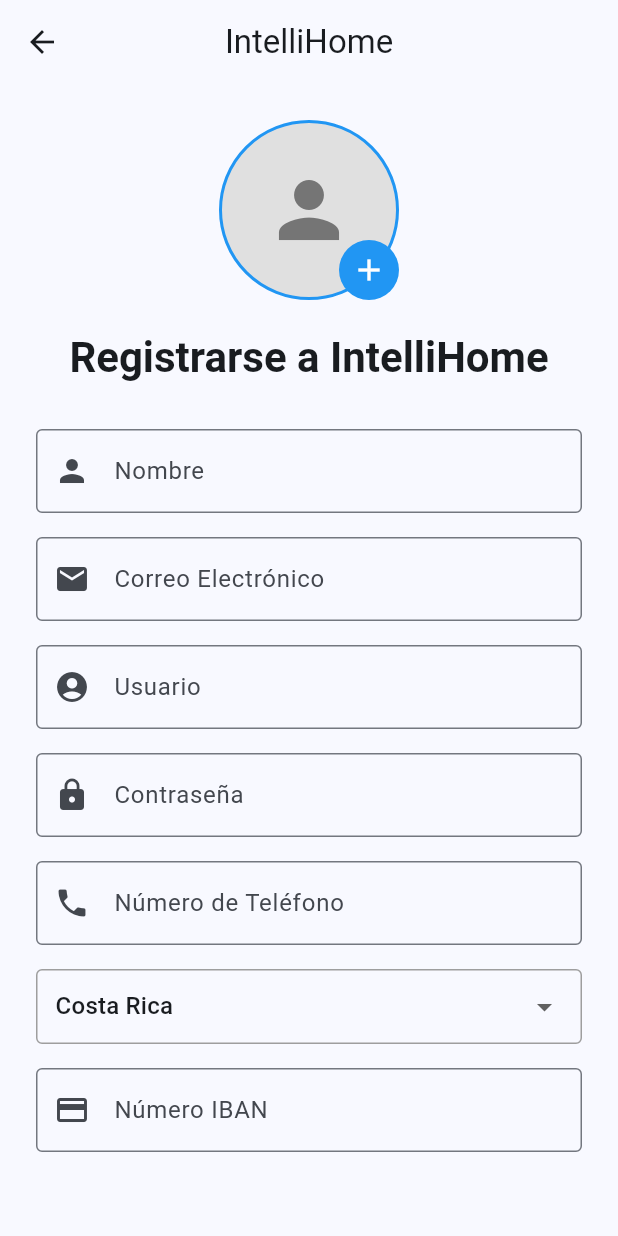
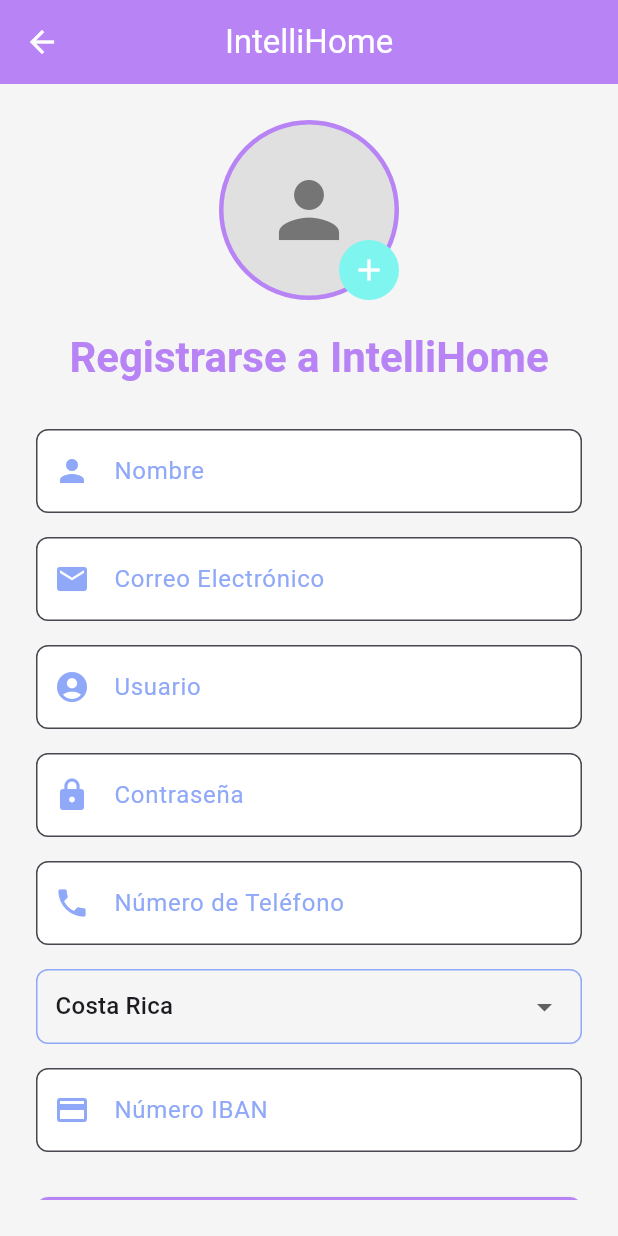
Before and after one commit to Rodiver-Baltodano/Proyect_IntelliHome, a Flutter app: the screen it shows after launch, after a tap on "Registrarse", on a phone screen of 412 x 824 dp. Run offline on Flutter 3.47's test engine with Material 3 defaults, Android fonts, the phone set to English and light mode, and no system bars; our stand-ins replace flutter_colorpicker, image_picker; accounts and stored records are empty.

Commit message:
Logo y colores default
- Se agrega el logo a la pantalla de login
- Se establecen los colores default para la app

```diff
--- /dev/null
+++ b/intellihome/lib/config/app_colors.dart
@@ -0,0 +1,121 @@
+import 'package:flutter/material.dart';
+
+/// Paleta de colores centralizada para la aplicación IntelliHome
+/// Estos colores son actualizables y persistentes
+class AppColors {
+  // Colores principales de la paleta
+  static Color primaryColor = const Color(0xFFB884F5);      // Morado
+  static Color secondaryColor = const Color(0xFF8FA8F7);    // Azul
+  static Color tertiaryColor = const Color(0xFF7EDFF2);     // Cian
+  static Color accentColor = const Color(0xFF7FF5F0);       // Verde agua
+
+  // Colores adicionales útiles
+  static const Color backgroundColor = Color(0xFFF5F5F5);
+  static const Color surfaceColor = Colors.white;
+  static const Color errorColor = Color(0xFFE74C3C);
+  static const Color successColor = Color(0xFF27AE60);
+  static const Color textPrimaryColor = Color(0xFF2C3E50);
+  static const Color textSecondaryColor = Color(0xFF7F8C8D);
+  static const Color borderColor = Color(0xFFBDC3C7);
+
+  /// Actualizar los colores principales
+  /// Esto permite que los colores se actualicen en toda la app
+  static void updatePrimaryColor(Color color) {
+    primaryColor = color;
+  }
+
+  static void updateSecondaryColor(Color color) {
+    secondaryColor = color;
+  }
+
+  static void updateTertiaryColor(Color color) {
+    tertiaryColor = color;
+  }
+
+  static void updateAccentColor(Color color) {
+    accentColor = color;
+  }
+
+  /// Resetear a los colores por defecto
+  static void resetColors() {
+    primaryColor = const Color(0xFFB884F5);
+    secondaryColor = const Color(0xFF8FA8F7);
+    tertiaryColor = const Color(0xFF7EDFF2);
+    accentColor = const Color(0xFF7FF5F0);
+  }
+
+  /// Obtener un Color a partir de un valor HEX
+  static Color fromHex(String hexString) {
+    final buffer = StringBuffer();
+    if (!hexString.startsWith('#')) buffer.write('#');
+    buffer.write(hexString);
+    return Color(int.parse(buffer.toString().replaceFirst('#', '0xFF'), radix: 16));
+  }
+
+  /// Convertir un Color a su valor HEX
+  static String toHex(Color color) {
+    return '#${color.value.toRadixString(16).substring(2).toUpperCase()}';
+  }
+
+  /// Crear un tema de Flutter basado en estos colores
+  static ThemeData getThemeData() {
+    return ThemeData(
+      useMaterial3: true,
+      colorScheme: ColorScheme.fromSeed(
+        seedColor: primaryColor,
+        secondary: secondaryColor,
+        tertiary: tertiaryColor,
+      ),
+      scaffoldBackgroundColor: backgroundColor,
+      appBarTheme: AppBarTheme(
+        backgroundColor: primaryColor,
+        foregroundColor: Colors.white,
+        elevation: 0,
+      ),
+      elevatedButtonTheme: ElevatedButtonThemeData(
+        style: ElevatedButton.styleFrom(
+          backgroundColor: primaryColor,
+          foregroundColor: Colors.white,
+          padding: const EdgeInsets.symmetric(vertical: 16),
+          shape: RoundedRectangleBorder(
+            borderRadius: BorderRadius.circular(8),
+          ),
+        ),
+      ),
+      outlinedButtonTheme: OutlinedButtonThemeData(
+        style: OutlinedButton.styleFrom(
+          foregroundColor: primaryColor,
+          side: BorderSide(color: primaryColor),
+          padding: const EdgeInsets.symmetric(vertical: 16),
+          shape: RoundedRectangleBorder(
+            borderRadius: BorderRadius.circular(8),
+          ),
+        ),
+      ),
+      inputDecorationTheme: InputDecorationTheme(
+        border: OutlineInputBorder(
+          borderRadius: BorderRadius.circular(8),
+        ),
+        focusedBorder: OutlineInputBorder(
+          borderRadius: BorderRadius.circular(8),
+          borderSide: BorderSide(color: primaryColor, width: 2),
+        ),
+        filled: true,
+        fillColor: Colors.white,
+        prefixIconColor: secondaryColor,
+      ),
+      textTheme: const TextTheme(
+        headlineMedium: TextStyle(
+          color: textPrimaryColor,
+          fontWeight: FontWeight.bold,
+        ),
+        bodyMedium: TextStyle(
+          color: textPrimaryColor,
+        ),
+        bodySmall: TextStyle(
+          color: textSecondaryColor,
+        ),
+      ),
+    );
+  }
+}
--- a/intellihome/lib/main.dart
+++ b/intellihome/lib/main.dart
@@ -1,6 +1,7 @@
 import 'package:flutter/material.dart';
 import 'package:intellihome/screens/auth/login_screen.dart';
 import 'package:intellihome/screens/auth/register_screen.dart';
+import 'package:intellihome/config/app_colors.dart';
 
 void main() {
   runApp(const MainApp());
@@ -13,10 +14,7 @@
   Widget build(BuildContext context) {
     return MaterialApp(
       title: 'IntelliHome',
-      theme: ThemeData(
-        colorScheme: ColorScheme.fromSeed(seedColor: Colors.blue),
-        useMaterial3: true,
-      ),
+      theme: AppColors.getThemeData(),
       home: const LoginScreen(),
       routes: {
         '/login': (context) => const LoginScreen(),
--- a/intellihome/lib/screens/auth/login_screen.dart
+++ b/intellihome/lib/screens/auth/login_screen.dart
@@ -1,4 +1,5 @@
 import 'package:flutter/material.dart';
+import 'package:intellihome/config/app_colors.dart';
 
 class LoginScreen extends StatefulWidget {
   const LoginScreen({Key? key}) : super(key: key);
@@ -43,11 +44,38 @@
           mainAxisAlignment: MainAxisAlignment.center,
           crossAxisAlignment: CrossAxisAlignment.stretch,
           children: [
+            // Logo
+            Center(
+              child: Container(
+                decoration: BoxDecoration(
+                  borderRadius: BorderRadius.circular(20),
+                  boxShadow: [
+                    BoxShadow(
+                      color: Colors.black.withOpacity(0.15),
+                      blurRadius: 12,
+                      offset: const Offset(0, 4),
+                    ),
+                  ],
+                ),
+                child: ClipRRect(
+                  borderRadius: BorderRadius.circular(20),
+                  child: Image.asset(
+                    'lib/assets/icons/IntelliHomeLogo.png',
+                    height: 160,
+                    width: 160,
+                    fit: BoxFit.cover,
+                  ),
+                ),
+              ),
+            ),
+            const SizedBox(height: 40),
+
             // Título
             Text(
               'Iniciar Sesión',
               style: Theme.of(context).textTheme.headlineMedium?.copyWith(
                     fontWeight: FontWeight.bold,
+                    color: AppColors.primaryColor,
                   ),
               textAlign: TextAlign.center,
             ),
@@ -56,10 +84,17 @@
             // Campo de usuario
             TextField(
               controller: _usernameController,
-              decoration: const InputDecoration(
+              decoration: InputDecoration(
                 labelText: 'Usuario',
-                border: OutlineInputBorder(),
-                prefixIcon: Icon(Icons.person),
+                labelStyle: TextStyle(color: AppColors.secondaryColor),
+                border: OutlineInputBorder(
+                  borderRadius: BorderRadius.circular(8),
+                ),
+                focusedBorder: OutlineInputBorder(
+                  borderRadius: BorderRadius.circular(8),
+                  borderSide: BorderSide(color: AppColors.primaryColor, width: 2),
+                ),
+                prefixIcon: Icon(Icons.person, color: AppColors.secondaryColor),
               ),
             ),
             const SizedBox(height: 20),
@@ -68,10 +103,17 @@
             TextField(
               controller: _passwordController,
               obscureText: true,
-              decoration: const InputDecoration(
+              decoration: InputDecoration(
                 labelText: 'Contraseña',
-                border: OutlineInputBorder(),
-                prefixIcon: Icon(Icons.lock),
+                labelStyle: TextStyle(color: AppColors.secondaryColor),
+                border: OutlineInputBorder(
+                  borderRadius: BorderRadius.circular(8),
+                ),
+                focusedBorder: OutlineInputBorder(
+                  borderRadius: BorderRadius.circular(8),
+                  borderSide: BorderSide(color: AppColors.primaryColor, width: 2),
+                ),
+                prefixIcon: Icon(Icons.lock, color: AppColors.secondaryColor),
               ),
             ),
             const SizedBox(height: 30),
@@ -81,6 +123,11 @@
               children: [
                 Expanded(
                   child: ElevatedButton(
+                    style: ElevatedButton.styleFrom(
+                      backgroundColor: AppColors.primaryColor,
+                      foregroundColor: Colors.white,
+                      padding: const EdgeInsets.symmetric(vertical: 14),
+                    ),
                     onPressed: _handleLogin,
                     child: const Text('Iniciar Sesión'),
                   ),
@@ -88,6 +135,11 @@
                 const SizedBox(width: 12),
                 Expanded(
                   child: OutlinedButton(
+                    style: OutlinedButton.styleFrom(
+                      foregroundColor: AppColors.tertiaryColor,
+                      side: BorderSide(color: AppColors.tertiaryColor, width: 2),
+                      padding: const EdgeInsets.symmetric(vertical: 14),
+                    ),
                     onPressed: () {
                       Navigator.pushNamed(context, '/register');
                     },
--- a/intellihome/lib/screens/auth/register_screen.dart
+++ b/intellihome/lib/screens/auth/register_screen.dart
@@ -3,6 +3,7 @@
 import 'package:path_provider/path_provider.dart';
 import 'package:path/path.dart' as p;
 import 'dart:io';
+import 'package:intellihome/config/app_colors.dart';
 
 class RegisterScreen extends StatefulWidget {
   const RegisterScreen({Key? key}) : super(key: key);
@@ -158,8 +159,8 @@
                           shape: BoxShape.circle,
                           color: Colors.grey[300],
                           border: Border.all(
-                            color: Colors.blue,
-                            width: 2,
+                            color: AppColors.primaryColor,
+                            width: 3,
                           ),
                         ),
                         child: _imagenPerfil != null
@@ -179,9 +180,9 @@
                         bottom: 0,
                         right: 0,
                         child: Container(
-                          decoration: const BoxDecoration(
+                          decoration: BoxDecoration(
                             shape: BoxShape.circle,
-                            color: Colors.blue,
+                            color: AppColors.accentColor,
                           ),
                           padding: const EdgeInsets.all(8),
                           child: const Icon(
@@ -202,6 +203,7 @@
                 'Registrarse a IntelliHome',
                 style: Theme.of(context).textTheme.headlineMedium?.copyWith(
                       fontWeight: FontWeight.bold,
+                      color: AppColors.primaryColor,
                     ),
                 textAlign: TextAlign.center,
               ),
@@ -210,10 +212,15 @@
               // Campo de nombre
               TextField(
                 controller: _nombreController,
-                decoration: const InputDecoration(
+                decoration: InputDecoration(
                   labelText: 'Nombre',
-                  border: OutlineInputBorder(),
-                  prefixIcon: Icon(Icons.person),
+                  labelStyle: TextStyle(color: AppColors.secondaryColor),
+                  border: OutlineInputBorder(borderRadius: BorderRadius.circular(8)),
+                  focusedBorder: OutlineInputBorder(
+                    borderRadius: BorderRadius.circular(8),
+                    borderSide: BorderSide(color: AppColors.primaryColor, width: 2),
+                  ),
+                  prefixIcon: Icon(Icons.person, color: AppColors.secondaryColor),
                 ),
               ),
               const SizedBox(height: 16),
@@ -221,10 +228,15 @@
               // Campo de correo
               TextField(
                 controller: _correoController,
-                decoration: const InputDecoration(
+                decoration: InputDecoration(
                   labelText: 'Correo Electrónico',
-                  border: OutlineInputBorder(),
-                  prefixIcon: Icon(Icons.email),
+                  labelStyle: TextStyle(color: AppColors.secondaryColor),
+                  border: OutlineInputBorder(borderRadius: BorderRadius.circular(8)),
+                  focusedBorder: OutlineInputBorder(
+                    borderRadius: BorderRadius.circular(8),
+                    borderSide: BorderSide(color: AppColors.primaryColor, width: 2),
+                  ),
+                  prefixIcon: Icon(Icons.email, color: AppColors.secondaryColor),
                 ),
                 keyboardType: TextInputType.emailAddress,
               ),
@@ -233,10 +245,15 @@
               // Campo de usuario
               TextField(
                 controller: _usernameController,
-                decoration: const InputDecoration(
+                decoration: InputDecoration(
                   labelText: 'Usuario',
-                  border: OutlineInputBorder(),
-                  prefixIcon: Icon(Icons.account_circle),
+                  labelStyle: TextStyle(color: AppColors.secondaryColor),
+                  border: OutlineInputBorder(borderRadius: BorderRadius.circular(8)),
+                  focusedBorder: OutlineInputBorder(
+                    borderRadius: BorderRadius.circular(8),
+                    borderSide: BorderSide(color: AppColors.primaryColor, width: 2),
+                  ),
+                  prefixIcon: Icon(Icons.account_circle, color: AppColors.secondaryColor),
                 ),
               ),
               const SizedBox(height: 16),
@@ -245,10 +262,15 @@
               TextField(
                 controller: _contrasenaController,
                 obscureText: true,
-                decoration: const InputDecoration(
+                decoration: InputDecoration(
                   labelText: 'Contraseña',
-                  border: OutlineInputBorder(),
-                  prefixIcon: Icon(Icons.lock),
+                  labelStyle: TextStyle(color: AppColors.secondaryColor),
+                  border: OutlineInputBorder(borderRadius: BorderRadius.circular(8)),
+                  focusedBorder: OutlineInputBorder(
+                    borderRadius: BorderRadius.circular(8),
+                    borderSide: BorderSide(color: AppColors.primaryColor, width: 2),
+                  ),
+                  prefixIcon: Icon(Icons.lock, color: AppColors.secondaryColor),
                 ),
               ),
               const SizedBox(height: 16),
@@ -256,10 +278,15 @@
               // Campo de teléfono
               TextField(
                 controller: _telefonoController,
-                decoration: const InputDecoration(
+                decoration: InputDecoration(
                   labelText: 'Número de Teléfono',
-                  border: OutlineInputBorder(),
-                  prefixIcon: Icon(Icons.phone),
+                  labelStyle: TextStyle(color: AppColors.secondaryColor),
+                  border: OutlineInputBorder(borderRadius: BorderRadius.circular(8)),
+                  focusedBorder: OutlineInputBorder(
+                    borderRadius: BorderRadius.circular(8),
+                    borderSide: BorderSide(color: AppColors.primaryColor, width: 2),
+                  ),
+                  prefixIcon: Icon(Icons.phone, color: AppColors.secondaryColor),
                 ),
                 keyboardType: TextInputType.phone,
               ),
@@ -269,8 +296,8 @@
               Container(
                 padding: const EdgeInsets.symmetric(horizontal: 12),
                 decoration: BoxDecoration(
-                  border: Border.all(color: Colors.grey),
-                  borderRadius: BorderRadius.circular(4),
+                  border: Border.all(color: AppColors.secondaryColor),
+                  borderRadius: BorderRadius.circular(8),
                 ),
                 child: DropdownButtonHideUnderline(
                   child: DropdownButton<String>(
@@ -299,16 +326,26 @@
               // Campo de IBAN
               TextField(
                 controller: _ibanController,
-                decoration: const InputDecoration(
+                decoration: InputDecoration(
                   labelText: 'Número IBAN',
-                  border: OutlineInputBorder(),
-                  prefixIcon: Icon(Icons.credit_card),
+                  labelStyle: TextStyle(color: AppColors.secondaryColor),
+                  border: OutlineInputBorder(borderRadius: BorderRadius.circular(8)),
+                  focusedBorder: OutlineInputBorder(
+                    borderRadius: BorderRadius.circular(8),
+                    borderSide: BorderSide(color: AppColors.primaryColor, width: 2),
+                  ),
+                  prefixIcon: Icon(Icons.credit_card, color: AppColors.secondaryColor),
                 ),
               ),
               const SizedBox(height: 30),
 
               // Botón de registrar
               ElevatedButton(
+                style: ElevatedButton.styleFrom(
+                  backgroundColor: AppColors.primaryColor,
+                  foregroundColor: Colors.white,
+                  padding: const EdgeInsets.symmetric(vertical: 14),
+                ),
                 onPressed: _handleRegister,
                 child: const Text('Registrar Cuenta'),
               ),
@@ -318,7 +355,9 @@
               Center(
                 child: Text(
                   'Como último paso, le invitamos a leer nuestros',
-                  style: Theme.of(context).textTheme.bodySmall,
+                  style: Theme.of(context).textTheme.bodySmall?.copyWith(
+                        color: AppColors.textSecondaryColor,
+                      ),
                   textAlign: TextAlign.center,
                 ),
               ),
@@ -329,6 +368,7 @@
                 children: [
                   Checkbox(
                     value: _aceptaTerminos,
+                    activeColor: AppColors.primaryColor,
                     onChanged: (value) {
                       setState(() {
                         _aceptaTerminos = value ?? false;
@@ -341,7 +381,7 @@
                       child: Text(
                         'Términos y condiciones',
                         style: Theme.of(context).textTheme.bodySmall?.copyWith(
-                              color: Colors.blue,
+                              color: AppColors.accentColor,
                               decoration: TextDecoration.underline,
                             ),
                       ),
@@ -353,6 +393,11 @@
 
               // Botón volver a login
               OutlinedButton(
+                style: OutlinedButton.styleFrom(
+                  foregroundColor: AppColors.tertiaryColor,
+                  side: BorderSide(color: AppColors.tertiaryColor, width: 2),
+                  padding: const EdgeInsets.symmetric(vertical: 14),
+                ),
                 onPressed: () {
                   Navigator.pop(context);
                 },
--- a/intellihome/pubspec.yaml
+++ b/intellihome/pubspec.yaml
@@ -27,3 +27,5 @@
 
 flutter:
   uses-material-design: true
+  assets:
+    - lib/assets/icons/
```
Also changed, not shown: intellihome/lib/assets/icons/IntelliHomeLogo.png (added).
